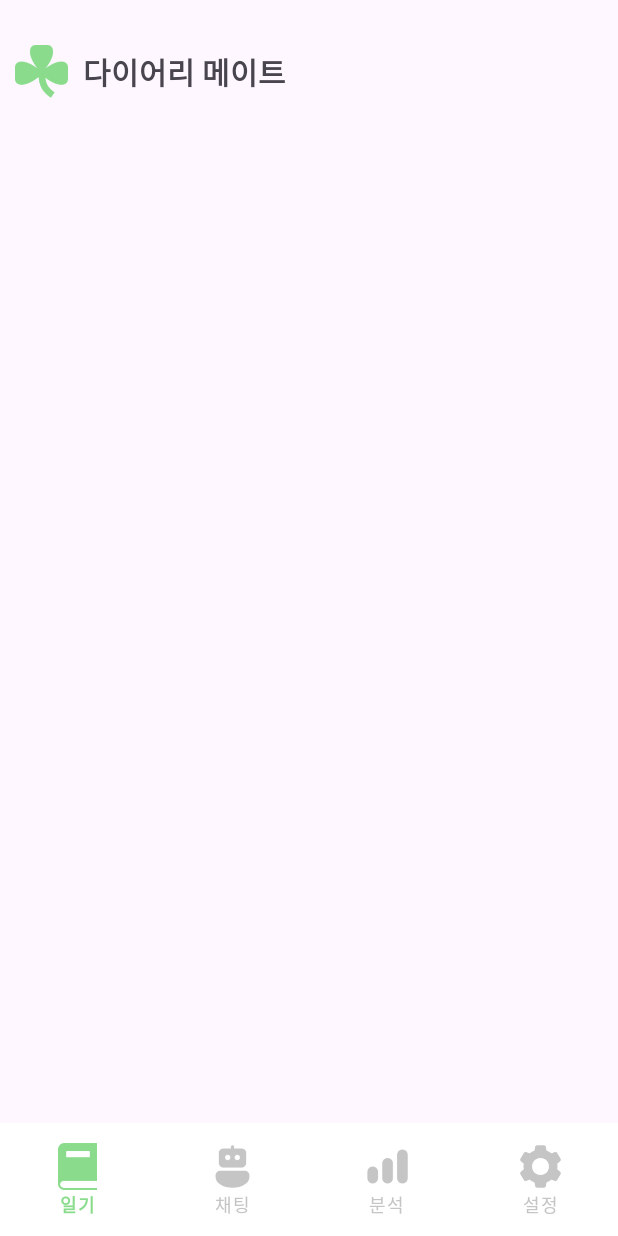
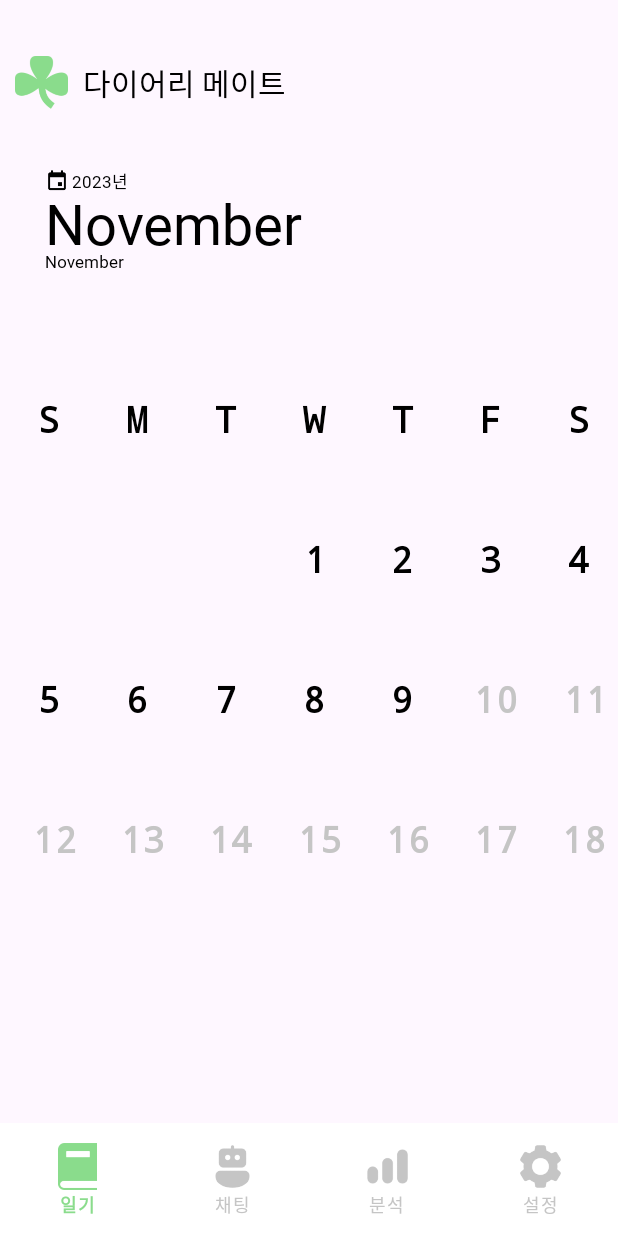
Before and after one commit to KU-diarymate/android_diarymate, an Android app: the screen it shows after launch (MainActivity), on a phone screen of 412 x 824 dp. Run offline under Robolectric (Android 15) with nearby library versions, the phone set to English and light mode, and no system bars.

Commit message:
feat : complete diary fragment view

```diff
--- /dev/null
+++ b/app/src/main/java/ku/kpro/diary_mate/CustomCalendarView.kt
@@ -0,0 +1,71 @@
+package ku.kpro.diary_mate
+
+import android.content.Context
+import android.graphics.Canvas
+import android.graphics.Color
+import android.graphics.Paint
+import android.graphics.Rect
+import android.graphics.Typeface
+import android.util.AttributeSet
+import android.view.View
+import androidx.core.content.ContextCompat
+import java.util.Calendar
+import java.util.Date
+
+class CustomCalendarView(context : Context, attr : AttributeSet) : View(context, attr) {
+
+    private var lineInterval = 0f
+    private val calendar = Calendar.getInstance()
+    private val shiftDate : Int
+    private val paint = Paint()
+    private val weekChar = arrayOf("S", "M", "T", "W", "T", "F", "S")
+
+    init {
+        calendar.set(Calendar.DAY_OF_MONTH, 1)
+        shiftDate = when (calendar.get(Calendar.DAY_OF_WEEK)) {
+            Calendar.SUNDAY -> 0
+            Calendar.MONDAY -> 1
+            Calendar.TUESDAY -> 2
+            Calendar.WEDNESDAY -> 3
+            Calendar.THURSDAY -> 4
+            Calendar.FRIDAY -> 5
+            Calendar.SATURDAY -> 6
+            else -> -1
+        }
+        calendar.time = Date()
+    }
+
+    override fun onMeasure(widthMeasureSpec: Int, heightMeasureSpec: Int) {
+        super.onMeasure(widthMeasureSpec, heightMeasureSpec)
+        lineInterval = MeasureSpec.getSize(widthMeasureSpec).toFloat() / 7
+    }
+
+    override fun onDraw(canvas: Canvas) {
+        fun widthPosition(pos : Int, word : String) : Float {
+            val bound = Rect()
+            paint.getTextBounds(word, 0, word.length, bound)
+            return (pos * lineInterval + lineInterval / 2 - bound.exactCenterX() / 2)
+        }
+        fun heightPosition(pos : Int) : Float {
+            return (240f + pos * 140f)
+        }
+
+        super.onDraw(canvas)
+        paint.isAntiAlias = true
+        paint.style = Paint.Style.FILL
+        paint.color = Color.BLACK
+        paint.textSize = 37f
+        paint.typeface = Typeface.create(Typeface.MONOSPACE, Typeface.BOLD)
+        weekChar.forEachIndexed { idx, w ->
+            canvas.drawText(w, widthPosition(idx, w), 100f, paint)
+        }
+
+        val currentDate = calendar.get(Calendar.DAY_OF_MONTH)
+        val lastDayOfMonth = calendar.getActualMaximum(Calendar.DAY_OF_MONTH)
+        for(day in 1..lastDayOfMonth) {
+            canvas.drawText(day.toString(), widthPosition((day % 7 - 1 + shiftDate) % 7, day.toString()), heightPosition((day - 1 + shiftDate) / 7), paint)
+            if(day == currentDate) paint.color = ContextCompat.getColor(context, R.color.grey)
+        }
+    }
+
+}
--- a/app/src/main/java/ku/kpro/diary_mate/DiaryFragment.kt
+++ b/app/src/main/java/ku/kpro/diary_mate/DiaryFragment.kt
@@ -1,16 +1,22 @@
 package ku.kpro.diary_mate
 
+import android.annotation.SuppressLint
 import android.os.Bundle
 import android.view.LayoutInflater
 import android.view.View
 import android.view.ViewGroup
 import androidx.fragment.app.Fragment
 import ku.kpro.diary_mate.databinding.FragmentDiaryBinding
+import java.text.DateFormatSymbols
+import java.util.Calendar
 
 class DiaryFragment : Fragment() {
 
     private lateinit var binding : FragmentDiaryBinding
+    private val calendar = Calendar.getInstance()
+    private val monthArray = arrayOf("January", "February", "March", "April", "May", "June", "July", "August", "September", "October", "November", "December")
 
+    @SuppressLint("SetTextI18n")
     override fun onCreateView(
         inflater: LayoutInflater,
         container: ViewGroup?,
@@ -18,6 +24,10 @@ class DiaryFragment : Fragment() {
     ): View? {
         binding = FragmentDiaryBinding.inflate(inflater, container, false)
 
+        binding.diaryCalendarMonthNumberTv.text = DateFormatSymbols().months[calendar.get(Calendar.MONTH)]
+        binding.diaryCalendarMonthWordTv.text = monthArray[calendar.get(Calendar.MONTH)]
+        binding.diaryCalendarYearTv.text = calendar.get(Calendar.YEAR).toString() + "년"
+
         return binding.root
     }
 }
--- a/app/src/main/res/layout/fragment_diary.xml
+++ b/app/src/main/res/layout/fragment_diary.xml
@@ -9,21 +9,79 @@
         android:layout_width="35dp"
         android:layout_height="35dp"
         app:layout_constraintStart_toStartOf="parent"
-        app:layout_constraintTop_toTopOf="parent"
-        android:layout_marginTop="30dp"
+        app:layout_constraintTop_toTopOf="@id/diary_title_tv"
+        app:layout_constraintBottom_toBottomOf="@id/diary_title_tv"
         android:layout_marginStart="10dp"
         android:src="@drawable/icon_clover"
         app:tint="@color/green_theme"/>
 
     <TextView
+        android:id="@+id/diary_title_tv"
         android:layout_width="wrap_content"
         android:layout_height="wrap_content"
         android:text="다이어리 메이트"
-        app:layout_constraintTop_toTopOf="@id/diary_icon_iv"
-        app:layout_constraintBottom_toBottomOf="@id/diary_icon_iv"
+        android:fontFamily="@font/pretendard_bold"
+        android:textColor="@color/black"
+        app:layout_constraintTop_toTopOf="parent"
         app:layout_constraintStart_toEndOf="@id/diary_icon_iv"
+        android:layout_marginTop="40dp"
         android:layout_marginStart="10dp"
-        android:textSize="20dp"
-        android:textStyle="bold"/>
+        android:textSize="20dp"/>
+
+    <ImageView
+        android:id="@+id/diary_calendar_icon_iv"
+        android:layout_width="16dp"
+        android:layout_height="16dp"
+        android:src="@drawable/icon_calendar"
+        app:layout_constraintStart_toStartOf="parent"
+        app:layout_constraintTop_toBottomOf="@id/diary_icon_iv"
+        android:layout_marginStart="30dp"
+        android:layout_marginTop="40dp"/>
+
+    <TextView
+        android:id="@+id/diary_calendar_year_tv"
+        android:layout_width="wrap_content"
+        android:layout_height="wrap_content"
+        android:text="2023년"
+        android:fontFamily="@font/pretendard_bold"
+        android:textColor="@color/black"
+        android:textSize="11dp"
+        app:layout_constraintTop_toTopOf="@id/diary_calendar_icon_iv"
+        app:layout_constraintBottom_toBottomOf="@id/diary_calendar_icon_iv"
+        app:layout_constraintStart_toEndOf="@id/diary_calendar_icon_iv"
+        android:layout_marginStart="2dp"/>
+
+    <TextView
+        android:id="@+id/diary_calendar_month_number_tv"
+        android:layout_width="wrap_content"
+        android:layout_height="wrap_content"
+        android:text="10월"
+        app:layout_constraintTop_toBottomOf="@id/diary_calendar_icon_iv"
+        app:layout_constraintStart_toStartOf="@id/diary_calendar_icon_iv"
+        android:textSize="37dp"
+        android:textColor="@color/black"
+        android:fontFamily="@font/pretendard_bold"
+        android:layout_marginTop="-5dp"/>
+
+    <TextView
+        android:id="@+id/diary_calendar_month_word_tv"
+        android:layout_width="wrap_content"
+        android:layout_height="wrap_content"
+        android:text="october"
+        android:textColor="@color/black"
+        android:fontFamily="@font/pretendard_extra_light"
+        android:textSize="11dp"
+        app:layout_constraintTop_toBottomOf="@id/diary_calendar_month_number_tv"
+        app:layout_constraintStart_toStartOf="@id/diary_calendar_month_number_tv"
+        android:layout_marginTop="-7dp"/>
+
+    <ku.kpro.diary_mate.CustomCalendarView
+        android:id="@+id/diary_custom_calendar"
+        android:layout_width="match_parent"
+        android:layout_height="400dp"
+        app:layout_constraintStart_toStartOf="parent"
+        app:layout_constraintEnd_toEndOf="parent"
+        app:layout_constraintTop_toBottomOf="@id/diary_calendar_month_word_tv"
+        android:layout_marginTop="40dp"/>
 
 </androidx.constraintlayout.widget.ConstraintLayout>
--- a/app/src/main/res/values/themes.xml
+++ b/app/src/main/res/values/themes.xml
@@ -2,7 +2,6 @@
     <!-- Base application theme. -->
     <style name="Base.Theme.ScrapIT" parent="Theme.Material3.DayNight.NoActionBar">
         <item name="android:statusBarColor">@color/white</item>
-        <item name="fontFamily">sans-serif</item>
     </style>
 
     <style name="Theme.ScrapIT" parent="Base.Theme.ScrapIT" />
```
